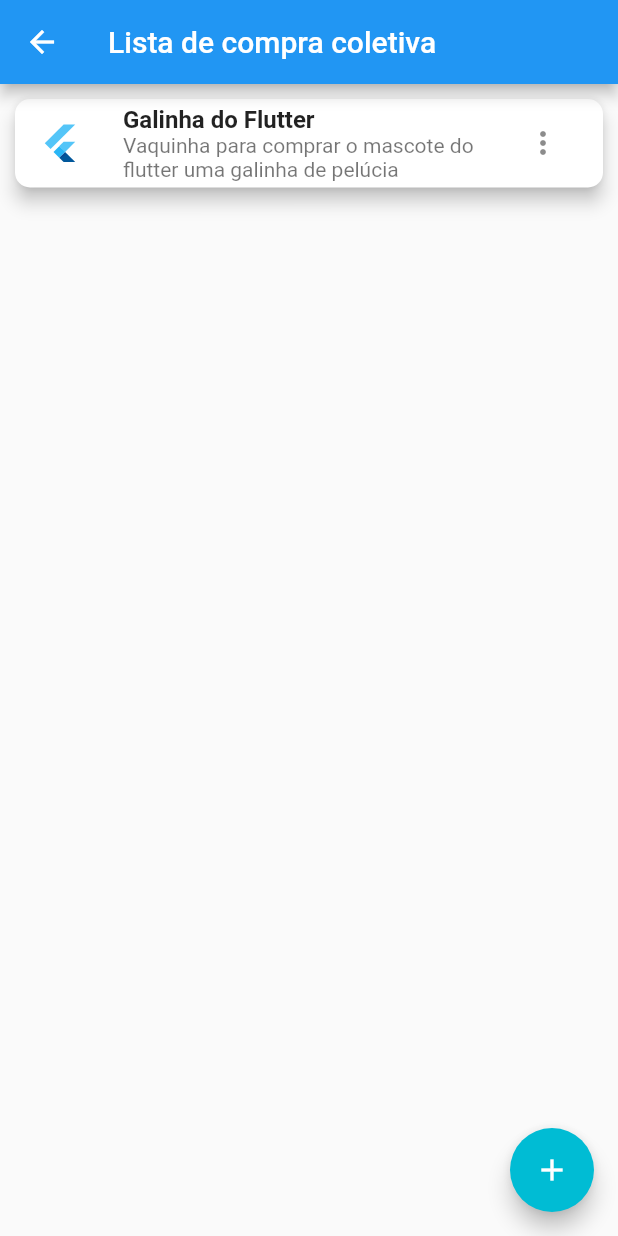
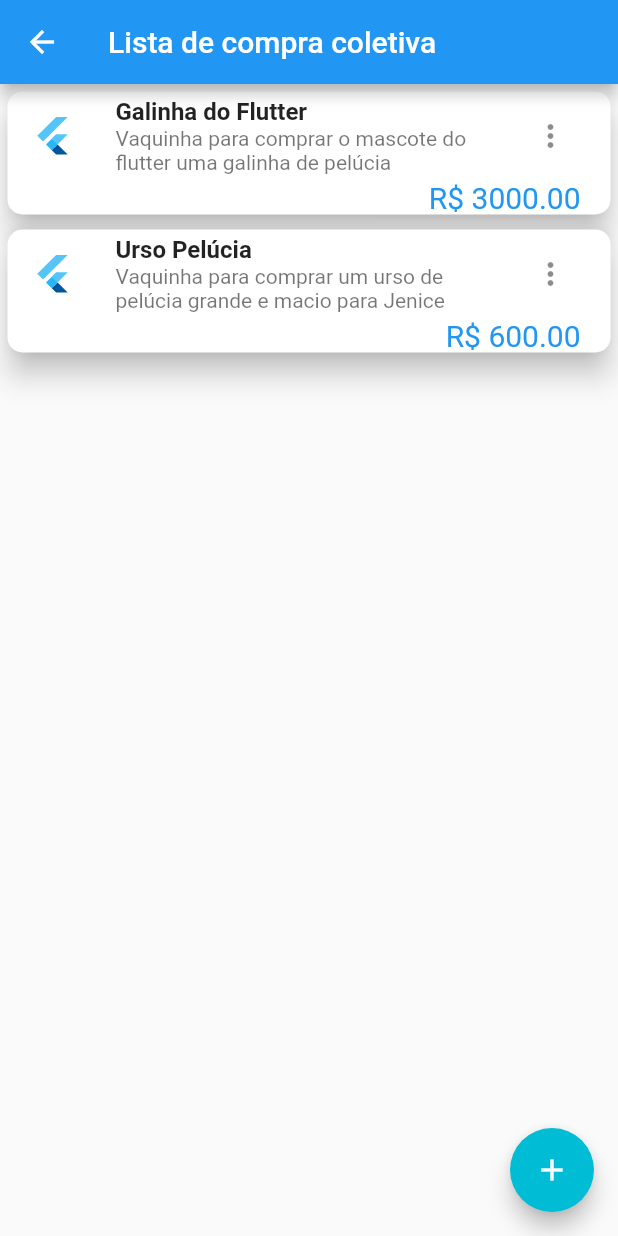
Before and after one commit to Akira-Ssan/JunTos, a Flutter app: the CompraColetiva screen opened by its route, on a phone screen of 412 x 824 dp. Run offline on Flutter 3.47's test engine with Material 2 defaults, Android fonts, the phone set to English and light mode, and no system bars; our stand-ins replace device_preview.

Commit message:
alterações no user_card2

```diff
--- a/projeto_jenice_pay_list/lib/view/compra_coletiva_view.dart
+++ b/projeto_jenice_pay_list/lib/view/compra_coletiva_view.dart
@@ -23,10 +23,21 @@ class _CompraColetivaState extends State<CompraColetiva> {
         ),
         title: const Text('Lista de compra coletiva'),
       ),
-      body: const UserCard2(
-        titulo: 'Galinha do Flutter',
-        subtitulo:
-            'Vaquinha para comprar o mascote do flutter uma galinha de pelúcia',
+      body: const Column(
+        children: [
+          UserCard2(
+            titulo: 'Galinha do Flutter',
+            subtitulo:
+                'Vaquinha para comprar o mascote do flutter uma galinha de pelúcia',
+            valor: 3000.0,
+          ),
+          UserCard2(
+            titulo: 'Urso Pelúcia',
+            subtitulo:
+                'Vaquinha para comprar um urso de pelúcia grande e macio para Jenice',
+            valor: 600.0,
+          ),
+        ],
       ),
       floatingActionButton: FloatingActionButton(
         onPressed: () {
--- /dev/null
+++ b/projeto_jenice_pay_list/lib/view/custom_widgets_view/alert_dialogue_fn.dart
@@ -0,0 +1,26 @@
+import 'package:flutter/material.dart';
+
+void exibirAlerta(context, String title, String msg) {
+  showDialog(
+      context: context,
+      builder: (ctx) => AlertDialog(
+            title: Text(title),
+            content: Text(msg),
+            actions: [
+              TextButton(
+                onPressed: () {
+                  //Navigator.pushNamed(context, 'principal');
+                  Navigator.of(ctx).pop();
+                },
+                child: Container(
+                  color: const Color.fromARGB(255, 0, 182, 88),
+                  padding: const EdgeInsets.all(14),
+                  child: const Text(
+                    "OK",
+                    style: TextStyle(color: Color.fromARGB(255, 255, 255, 255)),
+                  ),
+                ),
+              )
+            ],
+          ));
+}
--- a/projeto_jenice_pay_list/lib/view/custom_widgets_view/user_card2.dart
+++ b/projeto_jenice_pay_list/lib/view/custom_widgets_view/user_card2.dart
@@ -1,52 +1,39 @@
 import 'package:flutter/material.dart';
+import 'package:projeto_jenice_pay_list/view/custom_widgets_view/alert_dialogue_fn.dart';
 
 class UserCard2 extends StatefulWidget {
   final String titulo;
   final String subtitulo;
+  final double valor;
+  //final int indexId;
 
-  const UserCard2({super.key, required this.titulo, required this.subtitulo});
+  const UserCard2({
+    super.key,
+    required this.titulo,
+    required this.subtitulo,
+    required this.valor,
+    //required thid.indexId
+  });
 
   @override
   State<UserCard2> createState() => _UserCard2State();
 }
 
 class _UserCard2State extends State<UserCard2> {
-  void exibirAlerta(context) {
-    showDialog(
-        context: context,
-        builder: (ctx) => AlertDialog(
-              title: const Text("Remover Vaquinha"),
-              content:
-                  const Text("Tem certeza que deseja remover essa vaquinha?"),
-              actions: [
-                TextButton(
-                  onPressed: () {
-                    //Navigator.pushNamed(context, 'principal');
-                    Navigator.of(ctx).pop();
-                  },
-                  child: Container(
-                    color: const Color.fromARGB(255, 0, 182, 88),
-                    padding: const EdgeInsets.all(14),
-                    child: const Text(
-                      "OK",
-                      style:
-                          TextStyle(color: Color.fromARGB(255, 255, 255, 255)),
-                    ),
-                  ),
-                )
-              ],
-            ));
-  }
-
   @override
   Widget build(BuildContext context) {
-    return Card(
+    return Column(
+      mainAxisSize: MainAxisSize.min,
+      children: [
+        Card(
           shape: RoundedRectangleBorder(
             borderRadius: BorderRadius.circular(10),
           ),
-      elevation: 5,
-      margin: const EdgeInsets.all(10),
-      child: ListTile(
+          elevation: 8,
+          margin: const EdgeInsets.all(5),
+          child: Column(
+            children: [
+              ListTile(
                 leading: const FlutterLogo(size: 28),
                 title: Text(
                   widget.titulo,
@@ -74,12 +61,30 @@ class _UserCard2State extends State<UserCard2> {
                               title: const Text('Remover'),
                               onTap: () {
                                 Navigator.pop(context);
-                        exibirAlerta(context);
+                                exibirAlerta(context, 'Remover Vaquinha',
+                                    'Tem certeza que deseja remover essa vaquinha?');
                               },
                             ),
                           )
-                ]), //const Icon(Icons.more_vert))),
+                        ]),
+                //const Icon(Icons.more_vert))),
               ),
+              Row(
+                mainAxisAlignment: MainAxisAlignment.end,
+                children: [
+                  Text(
+                    'R\$ ${widget.valor.toStringAsFixed(2)}',
+                    style: const TextStyle(fontSize: 20, color: Colors.blue),
+                  ),
+                  const SizedBox(
+                    width: 20,
+                  )
+                ],
+              )
+            ],
+          ),
+        ),
+      ],
     );
   }
 }
--- a/projeto_jenice_pay_list/lib/view/gerenciar_compra_coletiva_view.dart
+++ b/projeto_jenice_pay_list/lib/view/gerenciar_compra_coletiva_view.dart
@@ -24,7 +24,8 @@ class _GerenciarViewState extends State<GerenciarView> {
           const UserCard2(
               titulo: 'A galinha do flutter',
               subtitulo:
-                  'A compra de uma galinha de pelúcia, a mascote do flutter para dar de presente para o professosr Plotze.'),
+                  'A compra de uma galinha de pelúcia, a mascote do flutter para dar de presente para o professosr Plotze.',
+              valor: 3000.0),
           SizedBox(
             height: 600,
             child: ListView.separated(
```
Lines whose indentation alone changed are shown as unchanged.
